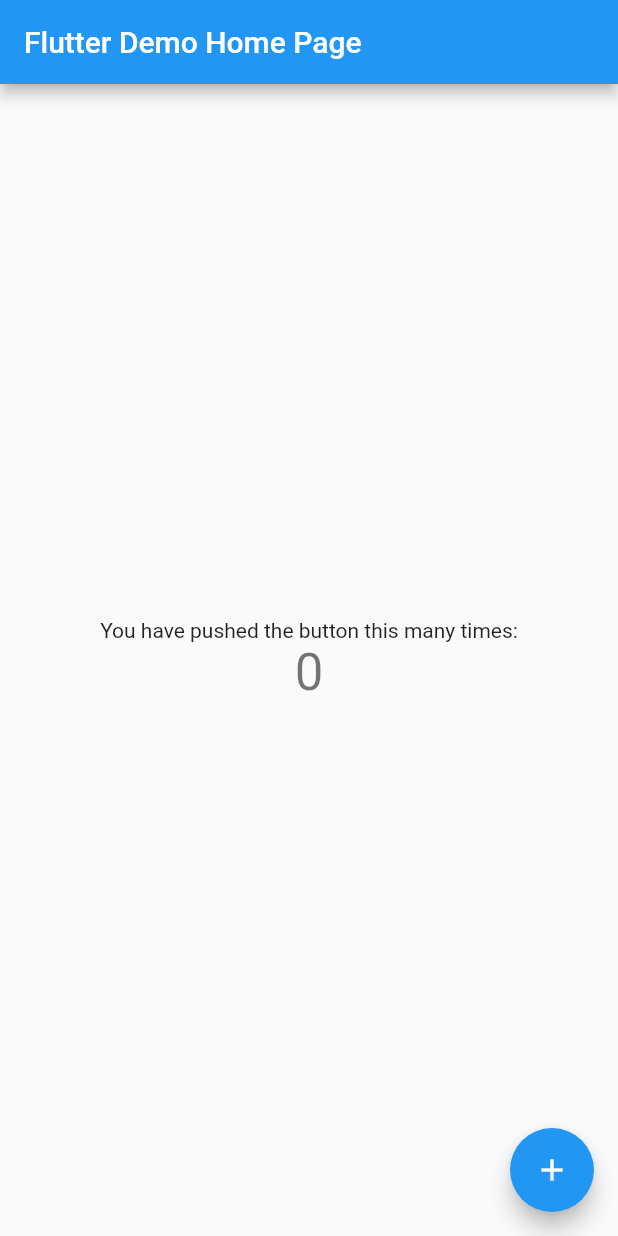
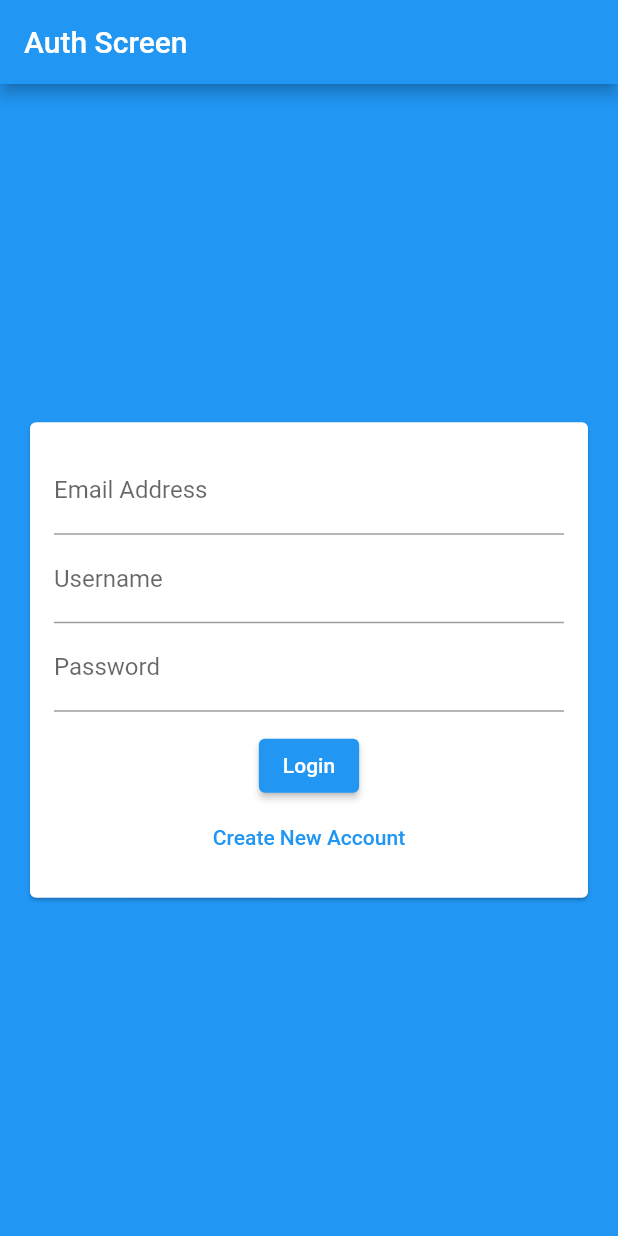
Before and after one commit to sonvotuz/Chat_App, a Flutter app: the screen it shows after launch, on a phone screen of 412 x 824 dp. Run offline on Flutter 3.47's test engine with Material 2 defaults, Android fonts, the phone set to English and light mode, and no system bars; our stand-ins replace cloud_firestore, firebase_core; accounts and stored records are empty.

```diff
--- a/lib/main.dart
+++ b/lib/main.dart
@@ -1,113 +1,23 @@
+import 'package:chat_app/screens/auth_screen.dart';
+import 'package:chat_app/screens/chat_screen.dart';
+import 'package:firebase_core/firebase_core.dart';
 import 'package:flutter/material.dart';
 
-void main() {
+void main() async {
+  WidgetsFlutterBinding.ensureInitialized();
+  await Firebase.initializeApp();
   runApp(MyApp());
 }
 
 class MyApp extends StatelessWidget {
-  // This widget is the root of your application.
   @override
   Widget build(BuildContext context) {
     return MaterialApp(
-      title: 'Flutter Demo',
+      title: 'Chat App',
       theme: ThemeData(
-        // This is the theme of your application.
-        //
-        // Try running your application with "flutter run". You'll see the
-        // application has a blue toolbar. Then, without quitting the app, try
-        // changing the primarySwatch below to Colors.green and then invoke
-        // "hot reload" (press "r" in the console where you ran "flutter run",
-        // or simply save your changes to "hot reload" in a Flutter IDE).
-        // Notice that the counter didn't reset back to zero; the application
-        // is not restarted.
         primarySwatch: Colors.blue,
       ),
-      home: MyHomePage(title: 'Flutter Demo Home Page'),
+      home: AuthScreen(),
     );
   }
 }
-
-class MyHomePage extends StatefulWidget {
-  MyHomePage({Key key, this.title}) : super(key: key);
-
-  // This widget is the home page of your application. It is stateful, meaning
-  // that it has a State object (defined below) that contains fields that affect
-  // how it looks.
-
-  // This class is the configuration for the state. It holds the values (in this
-  // case the title) provided by the parent (in this case the App widget) and
-  // used by the build method of the State. Fields in a Widget subclass are
-  // always marked "final".
-
-  final String title;
-
-  @override
-  _MyHomePageState createState() => _MyHomePageState();
-}
-
-class _MyHomePageState extends State<MyHomePage> {
-  int _counter = 0;
-
-  void _incrementCounter() {
-    setState(() {
-      // This call to setState tells the Flutter framework that something has
-      // changed in this State, which causes it to rerun the build method below
-      // so that the display can reflect the updated values. If we changed
-      // _counter without calling setState(), then the build method would not be
-      // called again, and so nothing would appear to happen.
-      _counter++;
-    });
-  }
-
-  @override
-  Widget build(BuildContext context) {
-    // This method is rerun every time setState is called, for instance as done
-    // by the _incrementCounter method above.
-    //
-    // The Flutter framework has been optimized to make rerunning build methods
-    // fast, so that you can just rebuild anything that needs updating rather
-    // than having to individually change instances of widgets.
-    return Scaffold(
-      appBar: AppBar(
-        // Here we take the value from the MyHomePage object that was created by
-        // the App.build method, and use it to set our appbar title.
-        title: Text(widget.title),
-      ),
-      body: Center(
-        // Center is a layout widget. It takes a single child and positions it
-        // in the middle of the parent.
-        child: Column(
-          // Column is also a layout widget. It takes a list of children and
-          // arranges them vertically. By default, it sizes itself to fit its
-          // children horizontally, and tries to be as tall as its parent.
-          //
-          // Invoke "debug painting" (press "p" in the console, choose the
-          // "Toggle Debug Paint" action from the Flutter Inspector in Android
-          // Studio, or the "Toggle Debug Paint" command in Visual Studio Code)
-          // to see the wireframe for each widget.
-          //
-          // Column has various properties to control how it sizes itself and
-          // how it positions its children. Here we use mainAxisAlignment to
-          // center the children vertically; the main axis here is the vertical
-          // axis because Columns are vertical (the cross axis would be
-          // horizontal).
-          mainAxisAlignment: MainAxisAlignment.center,
-          children: <Widget>[
-            Text(
-              'You have pushed the button this many times:',
-            ),
-            Text(
-              '$_counter',
-              style: Theme.of(context).textTheme.headline4,
-            ),
-          ],
-        ),
-      ),
-      floatingActionButton: FloatingActionButton(
-        onPressed: _incrementCounter,
-        tooltip: 'Increment',
-        child: Icon(Icons.add),
-      ), // This trailing comma makes auto-formatting nicer for build methods.
-    );
-  }
-}
--- /dev/null
+++ b/lib/screens/auth_screen.dart
@@ -0,0 +1,20 @@
+import 'package:chat_app/widgets/auth_form.dart';
+import 'package:flutter/material.dart';
+
+class AuthScreen extends StatefulWidget {
+  @override
+  _AuthScreenState createState() => _AuthScreenState();
+}
+
+class _AuthScreenState extends State<AuthScreen> {
+  @override
+  Widget build(BuildContext context) {
+    return Scaffold(
+      backgroundColor: Theme.of(context).primaryColor,
+      appBar: AppBar(
+        title: Text('Auth Screen'),
+      ),
+      body: AuthForm(),
+    );
+  }
+}
--- /dev/null
+++ b/lib/widgets/auth_form.dart
@@ -0,0 +1,51 @@
+import 'package:flutter/material.dart';
+
+class AuthForm extends StatefulWidget {
+  @override
+  _AuthFormState createState() => _AuthFormState();
+}
+
+class _AuthFormState extends State<AuthForm> {
+  @override
+  Widget build(BuildContext context) {
+    return Center(
+      child: Card(
+        margin: EdgeInsets.all(20),
+        child: SingleChildScrollView(
+          child: Padding(
+            padding: EdgeInsets.all(16),
+            child: Form(
+              child: Column(
+                mainAxisSize: MainAxisSize.min,
+                children: [
+                  TextFormField(
+                    keyboardType: TextInputType.emailAddress,
+                    decoration: InputDecoration(labelText: 'Email Address'),
+                  ),
+                  TextFormField(
+                    decoration: InputDecoration(labelText: 'Username'),
+                  ),
+                  TextFormField(
+                    decoration: InputDecoration(labelText: 'Password'),
+                    obscureText: true,
+                  ),
+                  SizedBox(
+                    height: 12,
+                  ),
+                  ElevatedButton(
+                    child: Text('Login'),
+                    onPressed: () {},
+                  ),
+                  TextButton(
+                    child: Text('Create New Account'),
+                    onPressed: () {},
+                  )
+                ],
+              ),
+            ),
+          ),
+        ),
+      ),
+    );
+  }
+}
--- a/pubspec.yaml
+++ b/pubspec.yaml
@@ -23,6 +23,9 @@ environment:
 dependencies:
   flutter:
     sdk: flutter
+  firebase_core: "^0.7.0"
+  cloud_firestore: "^0.16.0+1"
+
 
 
   # The following adds the Cupertino Icons font to your application.
```
Also changed, not shown: lib/screens/chat_screen.dart (added, +49 -0 lines), pubspec.lock, 6 other files.
